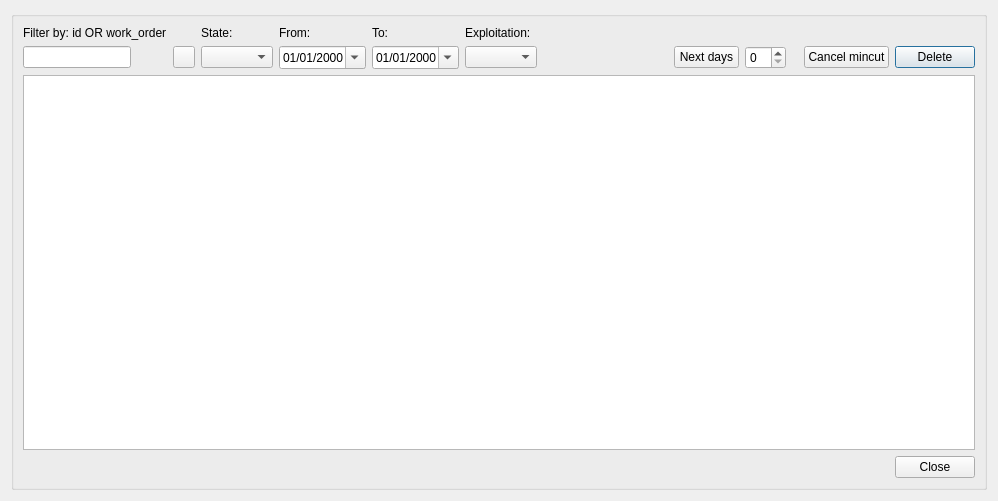
The window that core/ui/toolbars/om/mincut_manager.ui (Giswater/giswater_qgis_plugin) describes before a commit, drawn with Qt 5.
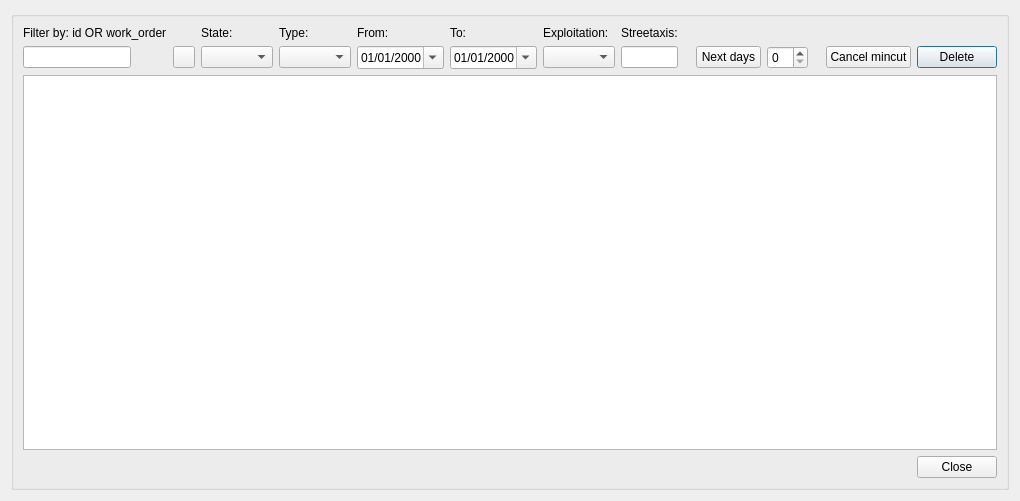
The same window after the commit.

Commit message: Enhancement: mincut manager -- add type & streetaxis filters

```diff
--- a/core/ui/toolbars/om/mincut_manager.ui
+++ b/core/ui/toolbars/om/mincut_manager.ui
@@ -20,27 +20,7 @@
       <string/>
      </property>
      <layout class="QGridLayout" name="verticalLayout_3">
-      <item row="1" column="5">
-       <widget class="QLabel" name="label_3">
-        <property name="text">
-         <string>Exploitation:</string>
-        </property>
-       </widget>
-      </item>
-      <item row="3" column="5">
-       <widget class="QComboBox" name="cmb_expl"/>
-      </item>
-      <item row="3" column="3">
-       <widget class="QDateEdit" name="date_from">
-        <property name="displayFormat">
-         <string>dd/MM/yyyy</string>
-        </property>
-        <property name="calendarPopup">
-         <bool>true</bool>
-        </property>
-       </widget>
-      </item>
-      <item row="5" column="0" colspan="12">
+      <item row="5" column="0" colspan="13">
        <spacer name="horizontalSpacer">
         <property name="orientation">
          <enum>Qt::Horizontal</enum>
@@ -53,7 +33,7 @@
         </property>
        </spacer>
       </item>
-      <item row="3" column="14">
+      <item row="3" column="15">
        <widget class="QPushButton" name="btn_delete">
         <property name="sizePolicy">
          <sizepolicy hsizetype="Fixed" vsizetype="Fixed">
@@ -66,20 +46,14 @@
         </property>
        </widget>
       </item>
-      <item row="3" column="8">
-       <spacer name="horizontalSpacer_2">
-        <property name="orientation">
-         <enum>Qt::Horizontal</enum>
+      <item row="1" column="6">
+       <widget class="QLabel" name="label_3">
+        <property name="text">
+         <string>Exploitation:</string>
         </property>
-        <property name="sizeHint" stdset="0">
-         <size>
-          <width>80</width>
-          <height>20</height>
-         </size>
-        </property>
-       </spacer>
+       </widget>
       </item>
-      <item row="1" column="4">
+      <item row="1" column="5">
        <widget class="QLabel" name="lbl_date_to">
         <property name="text">
          <string>To:</string>
@@ -87,7 +61,7 @@
        </widget>
       </item>
       <item row="3" column="4">
-       <widget class="QDateEdit" name="date_to">
+       <widget class="QDateEdit" name="date_from">
         <property name="displayFormat">
          <string>dd/MM/yyyy</string>
         </property>
@@ -96,6 +70,19 @@
         </property>
        </widget>
       </item>
+      <item row="3" column="9">
+       <spacer name="horizontalSpacer_2">
+        <property name="orientation">
+         <enum>Qt::Horizontal</enum>
+        </property>
+        <property name="sizeHint" stdset="0">
+         <size>
+          <width>80</width>
+          <height>20</height>
+         </size>
+        </property>
+       </spacer>
+      </item>
       <item row="3" column="0">
        <widget class="QLineEdit" name="txt_mincut_id">
         <property name="sizePolicy">
@@ -109,6 +96,16 @@
         </property>
        </widget>
       </item>
+      <item row="3" column="11">
+       <widget class="QSpinBox" name="spn_next_days">
+        <property name="maximumSize">
+         <size>
+          <width>60</width>
+          <height>16777215</height>
+         </size>
+        </property>
+       </widget>
+      </item>
       <item row="1" column="2">
        <widget class="QLabel" name="lbl_state">
         <property name="text">
@@ -116,20 +113,23 @@
         </property>
        </widget>
       </item>
-      <item row="1" column="3">
+      <item row="1" column="4">
        <widget class="QLabel" name="lbl_date_from">
         <property name="text">
          <string>From:</string>
         </property>
        </widget>
       </item>
-      <item row="3" column="10">
-       <widget class="QSpinBox" name="spn_next_days">
-        <property name="maximumSize">
-         <size>
-          <width>60</width>
-          <height>16777215</height>
-         </size>
+      <item row="3" column="6">
+       <widget class="QComboBox" name="cmb_expl"/>
+      </item>
+      <item row="3" column="5">
+       <widget class="QDateEdit" name="date_to">
+        <property name="displayFormat">
+         <string>dd/MM/yyyy</string>
+        </property>
+        <property name="calendarPopup">
+         <bool>true</bool>
         </property>
        </widget>
       </item>
@@ -140,43 +140,6 @@
         </property>
        </widget>
       </item>
-      <item row="4" column="0" colspan="15">
-       <widget class="QTableView" name="tbl_mincut_edit">
-        <property name="sortingEnabled">
-         <bool>true</bool>
-        </property>
-       </widget>
-      </item>
-      <item row="3" column="2">
-       <widget class="QComboBox" name="state_edit">
-        <property name="sizePolicy">
-         <sizepolicy hsizetype="Preferred" vsizetype="Fixed">
-          <horstretch>0</horstretch>
-          <verstretch>0</verstretch>
-         </sizepolicy>
-        </property>
-       </widget>
-      </item>
-      <item row="3" column="9">
-       <widget class="QPushButton" name="btn_next_days">
-        <property name="maximumSize">
-         <size>
-          <width>65</width>
-          <height>16777215</height>
-         </size>
-        </property>
-        <property name="text">
-         <string>Next days</string>
-        </property>
-       </widget>
-      </item>
-      <item row="3" column="13">
-       <widget class="QPushButton" name="btn_cancel_mincut">
-        <property name="text">
-         <string>Cancel mincut</string>
-        </property>
-       </widget>
-      </item>
       <item row="3" column="1">
        <widget class="QPushButton" name="btn_selector_mincut">
         <property name="maximumSize">
@@ -190,13 +153,70 @@
         </property>
        </widget>
       </item>
-      <item row="5" column="14">
+      <item row="5" column="15">
        <widget class="QPushButton" name="btn_cancel">
         <property name="text">
          <string>Close</string>
         </property>
        </widget>
       </item>
+      <item row="3" column="14">
+       <widget class="QPushButton" name="btn_cancel_mincut">
+        <property name="text">
+         <string>Cancel mincut</string>
+        </property>
+       </widget>
+      </item>
+      <item row="3" column="10">
+       <widget class="QPushButton" name="btn_next_days">
+        <property name="maximumSize">
+         <size>
+          <width>65</width>
+          <height>16777215</height>
+         </size>
+        </property>
+        <property name="text">
+         <string>Next days</string>
+        </property>
+       </widget>
+      </item>
+      <item row="3" column="2">
+       <widget class="QComboBox" name="state_edit">
+        <property name="sizePolicy">
+         <sizepolicy hsizetype="Preferred" vsizetype="Fixed">
+          <horstretch>0</horstretch>
+          <verstretch>0</verstretch>
+         </sizepolicy>
+        </property>
+       </widget>
+      </item>
+      <item row="4" column="0" colspan="16">
+       <widget class="QTableView" name="tbl_mincut_edit">
+        <property name="sortingEnabled">
+         <bool>true</bool>
+        </property>
+       </widget>
+      </item>
+      <item row="3" column="3">
+       <widget class="QComboBox" name="cmb_mincut_type"/>
+      </item>
+      <item row="3" column="7">
+       <widget class="QLineEdit" name="txt_streetaxis"/>
+      </item>
+      <item row="1" column="3">
+       <widget class="QLabel" name="lbl_mincut_type">
+        <property name="text">
+         <string>Type:</string>
+        </property>
+       </widget>
+      </item>
+      <item row="1" column="7">
+       <widget class="QLabel" name="lbl_streetaxis">
+        <property name="text">
+         <string>Streetaxis:</string>
+        </property>
+       </widget>
+      </item>
      </layout>
     </widget>
    </item>
```
The commit also changes 1 other file.
